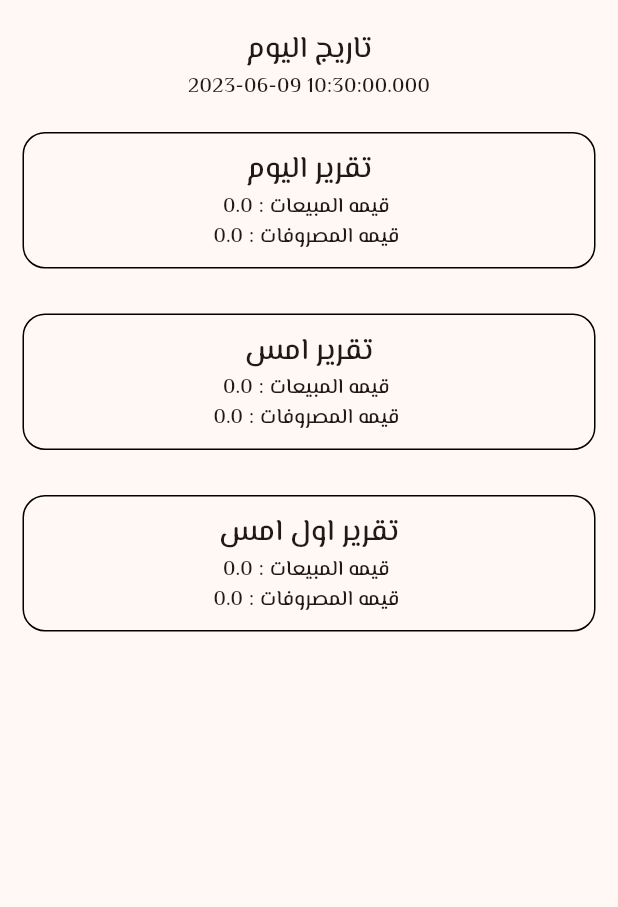
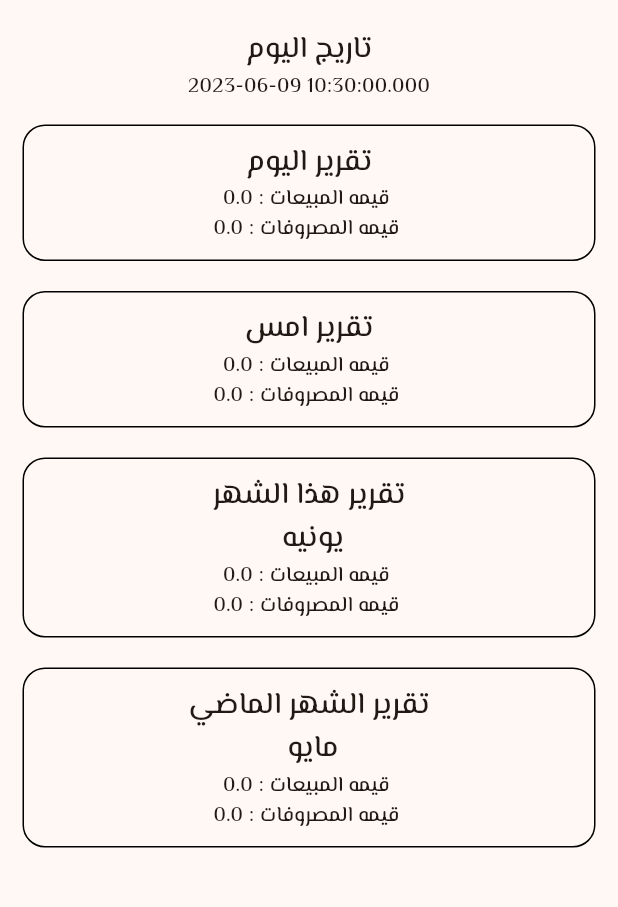
Before and after one commit to hebamsamy/dar_elanqa, a Flutter app: the ReportsScreen screen opened by its route, on a phone screen of 412 x 824 dp, the part 63-970 px from its top. Run offline on Flutter 3.47's test engine with Material 2 defaults, Android fonts, the phone set to English and light mode, and no system bars; our stand-ins replace cloud_firestore, firebase_auth, firebase_core, firebase_storage, flutter_spinkit, image_picker; accounts and stored records are empty.

Commit message:
project 2

```diff
--- a/lib/main.dart
+++ b/lib/main.dart
@@ -1,17 +1,13 @@
 import 'package:dar_elanaqa/Constant.dart';
 import 'package:dar_elanaqa/firebase_options.dart';
-import 'package:dar_elanaqa/logic/models/booking.dart';
 import 'package:dar_elanaqa/screens/AddBillScreen.dart';
 import 'package:dar_elanaqa/screens/AddBookingScreen.dart';
 import 'package:dar_elanaqa/screens/AddExpenseScreen.dart';
-import 'package:dar_elanaqa/screens/bookingScreen.dart';
 import 'package:dar_elanaqa/screens/homeScreen.dart';
 import 'package:dar_elanaqa/screens/reportScreen.dart';
 import 'package:dar_elanaqa/screens/signinScreen.dart';
-import 'package:dar_elanaqa/widgets/loader.dart';
 import 'package:dar_elanaqa/widgets/noConnection.dart';
 import 'package:firebase_core/firebase_core.dart';
-
 import 'screens/AddProductScreen.dart';
 import 'screens/MainScreen.dart';
 import 'package:flutter/material.dart';
--- a/lib/screens/AddBillScreen.dart
+++ b/lib/screens/AddBillScreen.dart
@@ -207,7 +207,7 @@ class _AddBillScreenState extends State<AddBillScreen> {
                             });
                           },
                           decoration: InputDecoration(
-                            helperText: "يجب ادخال الكود اولا",
+                            helperText: "يجب ادخال الكود ثم اضغط علي البحث",
                             icon: IconButton(
                                 onPressed: getProduct,
                                 icon: Icon(Icons.search)),
--- a/lib/screens/AddBookingScreen.dart
+++ b/lib/screens/AddBookingScreen.dart
@@ -200,7 +200,7 @@ class _AddBookingScreenState extends State<AddBookingScreen> {
                             });
                           },
                           decoration: InputDecoration(
-                            helperText: "يجب ادخال الكود اولا",
+                            helperText: " يجب ادخال الكود ثم اضغط علي البحث",
                             icon: IconButton(
                                 onPressed: getProduct,
                                 icon: Icon(Icons.search)),
--- a/lib/screens/assetsScreen.dart
+++ b/lib/screens/assetsScreen.dart
@@ -4,6 +4,7 @@ import 'package:dar_elanaqa/logic/models/product.dart';
 import 'package:dar_elanaqa/widgets/loader.dart';
 import 'package:dar_elanaqa/widgets/placeholder.dart';
 import 'package:dar_elanaqa/widgets/productItem.dart';
+import 'package:firebase_auth/firebase_auth.dart';
 import 'package:flutter/material.dart';
 
 class AssetsScreen extends StatefulWidget {
@@ -14,6 +15,8 @@ class AssetsScreen extends StatefulWidget {
 }
 
 class _AssetsScreenState extends State<AssetsScreen> {
+  var currentAccount = FirebaseAuth.instance.currentUser;
+
   @override
   Widget build(BuildContext context) {
     return StreamBuilder(
@@ -22,7 +25,9 @@ class _AssetsScreenState extends State<AssetsScreen> {
         return Scaffold(
           floatingActionButtonLocation:
               FloatingActionButtonLocation.centerFloat,
-          floatingActionButton: FloatingActionButton.extended(
+          floatingActionButton:
+              (currentAccount!.email != "seller@darelanqa.com")
+                  ? FloatingActionButton.extended(
                       onPressed: () {
                         Navigator.of(context).pushNamed("/add-product");
                       },
@@ -33,7 +38,8 @@ class _AssetsScreenState extends State<AssetsScreen> {
                       elevation: 5,
                       shape: const RoundedRectangleBorder(
                           borderRadius: BorderRadius.all(Radius.circular(50))),
-          ),
+                    )
+                  : null,
           body: (snapshot.connectionState == ConnectionState.active ||
                   snapshot.connectionState == ConnectionState.done)
               ? snapshot.data?.docs.length == 0
--- a/lib/screens/bookingScreen.dart
+++ b/lib/screens/bookingScreen.dart
@@ -103,7 +103,8 @@ class _BookingScreenState extends State<BookingScreen> {
         onOkPressed: () {
           fdb.collection("bookings").doc(booking.Id).delete().then((res) {
             Navigator.of(context).pop();
-            Navigator.of(context).pushReplacementNamed("/add-bill");
+            Navigator.of(context)
+                .pushReplacementNamed("/add-bill", arguments: booking);
           });
         },
         optinalActionText: "الغاء",
--- a/lib/screens/manage_screen.dart
+++ b/lib/screens/manage_screen.dart
@@ -1,5 +1,6 @@
 import 'package:dar_elanaqa/pages/bookingTab.dart';
 import 'package:dar_elanaqa/pages/rentaltab.dart';
+import 'package:firebase_auth/firebase_auth.dart';
 
 import '../Constant.dart';
 import '../pages/expenseTab.dart';
@@ -17,7 +18,30 @@ class _ManagementScreenState extends State<ManagementScreen> {
     Text("تسجيل حجز جديدة"),
     Text("تسجيل نفقه جديدة")
   ];
+  var currentAccount = FirebaseAuth.instance.currentUser;
+
   List<Color> cols = [GreenColor, PrimaryColor, RedColor];
+  Widget isAuth() {
+    if (currentAccount!.email != "seller@darelanqa.com") {
+      return OutlinedButton.icon(
+        label: Text("عرض"),
+        icon: Icon(Icons.show_chart),
+        onPressed: () {
+          Navigator.of(context).pushNamed("/reports");
+        },
+        style: OutlinedButton.styleFrom(
+          foregroundColor: WhiteColor,
+          backgroundColor: PrimaryColor,
+          elevation: 5,
+          shape: const RoundedRectangleBorder(
+              borderRadius: BorderRadius.all(Radius.circular(50))),
+        ),
+      );
+    } else {
+      return Text(
+          "اليوم ${DateTime.now().day} - ${DateTime.now().month} - ${DateTime.now().year}");
+    }
+  }
 
   Widget build(BuildContext context) {
     return DefaultTabController(
@@ -33,20 +57,7 @@ class _ManagementScreenState extends State<ManagementScreen> {
                 "التقارير",
                 style: TextStyle(color: BlackColor, fontSize: 25),
               ),
-              OutlinedButton.icon(
-                label: Text("عرض"),
-                icon: Icon(Icons.show_chart),
-                onPressed: () {
-                  Navigator.of(context).pushNamed("/reports");
-                },
-                style: OutlinedButton.styleFrom(
-                  foregroundColor: WhiteColor,
-                  backgroundColor: PrimaryColor,
-                  elevation: 5,
-                  shape: const RoundedRectangleBorder(
-                      borderRadius: BorderRadius.all(Radius.circular(50))),
-                ),
-              ),
+              isAuth(),
             ],
           ),
           bottom: TabBar(
--- a/lib/screens/reportScreen.dart
+++ b/lib/screens/reportScreen.dart
@@ -10,9 +10,64 @@ class ReportsScreen extends StatefulWidget {
 
 class _ReportsScreenState extends State<ReportsScreen> {
   final fdb = FirebaseFirestore.instance;
+
   double todaydateBills = 0, todaydateExpenses = 0;
-  double beforeyestrdaydateBills = 0, beforeyestrdaydateExpenses = 0;
   double yestrdaydateBills = 0, yesterdaydateExpenses = 0;
+  double monthBills = 0, monthExpenses = 0;
+  double lastmonthBills = 0, lastmonthExpenses = 0;
+  int getlastDay(int m) {
+    if (m == 1 || m == 3 || m == 5 || m == 7 || m == 8 || m == 10 || m == 12) {
+      return 31;
+    } else if (m == 2) {
+      return 28;
+    } else if (m == 4 || m == 6 || m == 9 || m == 11) {
+      return 30;
+    } else {
+      return 0;
+    }
+  }
+
+  String getmonth(int m) {
+    if (m == 1) {
+      return "يناير";
+    }
+    if (m == 2) {
+      return "فبراير";
+    }
+    if (m == 3) {
+      return "مارس";
+    }
+    if (m == 4) {
+      return "ايريل";
+    }
+    if (m == 5) {
+      return "مايو";
+    }
+    if (m == 6) {
+      return "يونيه";
+    }
+    if (m == 7) {
+      return "يوليو";
+    }
+    if (m == 8) {
+      return "اغسطس";
+    }
+    if (m == 9) {
+      return "سبتمبر";
+    }
+    if (m == 10) {
+      return "اكتوبر";
+    }
+    if (m == 11) {
+      return "نوفمبر";
+    }
+    if (m == 12) {
+      return "ديسمبر";
+    } else {
+      return "";
+    }
+  }
+
   var start = DateTime(
       DateTime.now().year, DateTime.now().month, DateTime.now().day, 0, 0, 0);
   var end = DateTime(DateTime.now().year, DateTime.now().month,
@@ -21,10 +76,11 @@ class _ReportsScreenState extends State<ReportsScreen> {
       (DateTime.now().day - 1), 0, 0, 0);
   var yend = DateTime(DateTime.now().year, DateTime.now().month,
       (DateTime.now().day - 1), 23, 59, 59);
-  var yystart = DateTime(DateTime.now().year, DateTime.now().month,
-      (DateTime.now().day - 2), 0, 0, 0);
-  var yyend = DateTime(DateTime.now().year, DateTime.now().month,
-      (DateTime.now().day - 2), 23, 59, 59);
+
+  late DateTime mstart;
+  late DateTime mend;
+  late DateTime lastmstart;
+  late DateTime lastmend;
   @override
   void initState() {
     fdb
@@ -38,22 +94,6 @@ class _ReportsScreenState extends State<ReportsScreen> {
           var temp = docSnapshot.data()["CostPrice"] as double;
           setState(() {
             todaydateBills += temp;
-          });
-        }
-      },
-      onError: (e) => print("Error completing: $e"),
-    );
-    fdb
-        .collection("bills")
-        .where("CrearedAt", isLessThanOrEqualTo: yyend)
-        .where("CrearedAt", isGreaterThanOrEqualTo: yystart)
-        .get()
-        .then(
-      (querySnapshot) {
-        for (var docSnapshot in querySnapshot.docs) {
-          var temp = docSnapshot.data()["CostPrice"] as double;
-          setState(() {
-            beforeyestrdaydateBills += temp;
           });
         }
       },
@@ -76,7 +116,7 @@ class _ReportsScreenState extends State<ReportsScreen> {
       onError: (e) => print("Error completing: $e"),
     );
     fdb
-        .collection("expenees")
+        .collection("expenses")
         .where("CrearedAt", isLessThanOrEqualTo: end)
         .where("CrearedAt", isGreaterThanOrEqualTo: start)
         .get()
@@ -92,7 +132,7 @@ class _ReportsScreenState extends State<ReportsScreen> {
       onError: (e) => print("Error completing: $e"),
     );
     fdb
-        .collection("expenees")
+        .collection("expenses")
         .where("CrearedAt", isLessThanOrEqualTo: yend)
         .where("CrearedAt", isGreaterThanOrEqualTo: ystart)
         .get()
@@ -107,17 +147,74 @@ class _ReportsScreenState extends State<ReportsScreen> {
       },
       onError: (e) => print("Error completing: $e"),
     );
+
+    mstart = DateTime(DateTime.now().year, DateTime.now().month, 1, 0, 0, 0);
+    mend = DateTime(DateTime.now().year, DateTime.now().month,
+        getlastDay(DateTime.now().month), 23, 59, 59);
+
+    lastmstart =
+        DateTime(DateTime.now().year, DateTime.now().month - 1, 1, 0, 0, 0);
+    lastmend = DateTime(DateTime.now().year, DateTime.now().month - 1,
+        getlastDay(DateTime.now().month - 1), 23, 59, 59);
     fdb
-        .collection("expenees")
-        .where("CrearedAt", isLessThanOrEqualTo: yyend)
-        .where("CrearedAt", isGreaterThanOrEqualTo: yystart)
+        .collection("expenses")
+        .where("CrearedAt", isLessThanOrEqualTo: mend)
+        .where("CrearedAt", isGreaterThanOrEqualTo: mstart)
         .get()
         .then(
       (querySnapshot) {
         for (var docSnapshot in querySnapshot.docs) {
           var temp = docSnapshot.data()["CostPrice"] as double;
           setState(() {
-            beforeyestrdaydateExpenses += temp;
+            monthExpenses += temp;
+          });
+        }
+      },
+      onError: (e) => print("Error completing: $e"),
+    );
+    fdb
+        .collection("bills")
+        .where("CrearedAt", isLessThanOrEqualTo: mend)
+        .where("CrearedAt", isGreaterThanOrEqualTo: mstart)
+        .get()
+        .then(
+      (querySnapshot) {
+        for (var docSnapshot in querySnapshot.docs) {
+          var temp = docSnapshot.data()["CostPrice"] as double;
+          setState(() {
+            monthBills += temp;
+          });
+        }
+      },
+      onError: (e) => print("Error completing: $e"),
+    );
+    fdb
+        .collection("expenses")
+        .where("CrearedAt", isLessThanOrEqualTo: lastmend)
+        .where("CrearedAt", isGreaterThanOrEqualTo: lastmstart)
+        .get()
+        .then(
+      (querySnapshot) {
+        for (var docSnapshot in querySnapshot.docs) {
+          var temp = docSnapshot.data()["CostPrice"] as double;
+          setState(() {
+            lastmonthExpenses += temp;
+          });
+        }
+      },
+      onError: (e) => print("Error completing: $e"),
+    );
+    fdb
+        .collection("bills")
+        .where("CrearedAt", isLessThanOrEqualTo: lastmend)
+        .where("CrearedAt", isGreaterThanOrEqualTo: lastmstart)
+        .get()
+        .then(
+      (querySnapshot) {
+        for (var docSnapshot in querySnapshot.docs) {
+          var temp = docSnapshot.data()["CostPrice"] as double;
+          setState(() {
+            lastmonthBills += temp;
           });
         }
       },
@@ -145,9 +242,8 @@ class _ReportsScreenState extends State<ReportsScreen> {
                 Text(DateTime.now().toString()),
               ],
             )),
-        Expanded(
-            child: Padding(
-          padding: const EdgeInsets.all(15),
+        Padding(
+          padding: const EdgeInsets.symmetric(horizontal: 15, vertical: 10),
           child: Container(
             alignment: Alignment.center,
             padding: EdgeInsets.all(10),
@@ -167,10 +263,9 @@ class _ReportsScreenState extends State<ReportsScreen> {
               ],
             ),
           ),
-        )),
-        Expanded(
-            child: Padding(
-          padding: const EdgeInsets.all(15),
+        ),
+        Padding(
+          padding: const EdgeInsets.symmetric(horizontal: 15, vertical: 10),
           child: Container(
             alignment: Alignment.center,
             padding: EdgeInsets.all(10),
@@ -190,10 +285,9 @@ class _ReportsScreenState extends State<ReportsScreen> {
               ],
             ),
           ),
-        )),
-        Expanded(
-            child: Padding(
-          padding: const EdgeInsets.all(15),
+        ),
+        Padding(
+            padding: const EdgeInsets.symmetric(horizontal: 15, vertical: 10),
             child: Container(
               alignment: Alignment.center,
               padding: EdgeInsets.all(10),
@@ -203,16 +297,35 @@ class _ReportsScreenState extends State<ReportsScreen> {
               ),
               child: Column(
                 children: [
-                const Text(
-                  "تقرير اول امس",
-                  textAlign: TextAlign.right,
+                  Text(
+                    "تقرير هذا الشهر \n ${getmonth(mstart.month)}",
+                    textAlign: TextAlign.center,
                     style: TextStyle(fontSize: 20),
                   ),
-                Text("${beforeyestrdaydateBills.toString()} : قيمه المبيعات "),
-                Text(
-                    "${beforeyestrdaydateExpenses.toString()} : قيمه المصروفات "),
+                  Text("${monthBills.toString()} : قيمه المبيعات "),
+                  Text("${monthExpenses.toString()} : قيمه المصروفات "),
                 ],
               ),
+            )),
+        Padding(
+            padding: const EdgeInsets.symmetric(horizontal: 15, vertical: 10),
+            child: Container(
+              alignment: Alignment.center,
+              padding: EdgeInsets.all(10),
+              decoration: BoxDecoration(
+                border: Border.all(width: 1, color: Colors.black),
+                borderRadius: BorderRadius.circular(15),
+              ),
+              child: Column(
+                children: [
+                  Text(
+                    "تقرير الشهر الماضي \n ${getmonth(lastmstart.month)}",
+                    textAlign: TextAlign.center,
+                    style: TextStyle(fontSize: 20),
+                  ),
+                  Text("${lastmonthBills.toString()} : قيمه المبيعات "),
+                  Text("${lastmonthExpenses.toString()} : قيمه المصروفات "),
+                ],
               ),
             )),
       ]),
```
Lines whose indentation alone changed are shown as unchanged.
